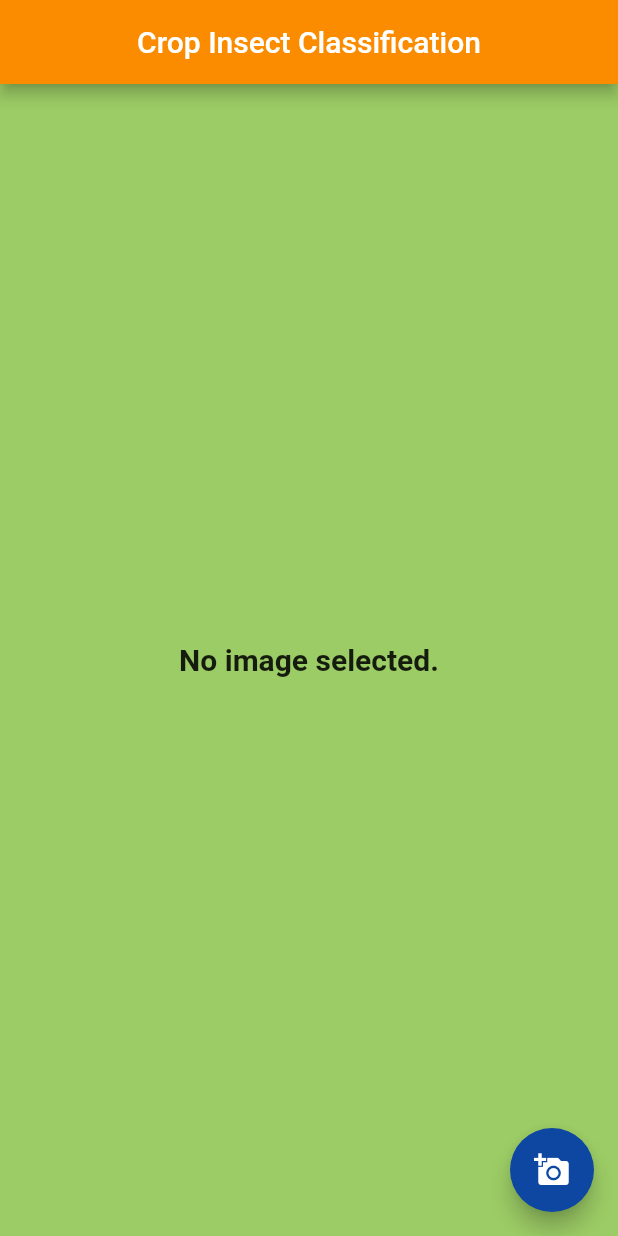
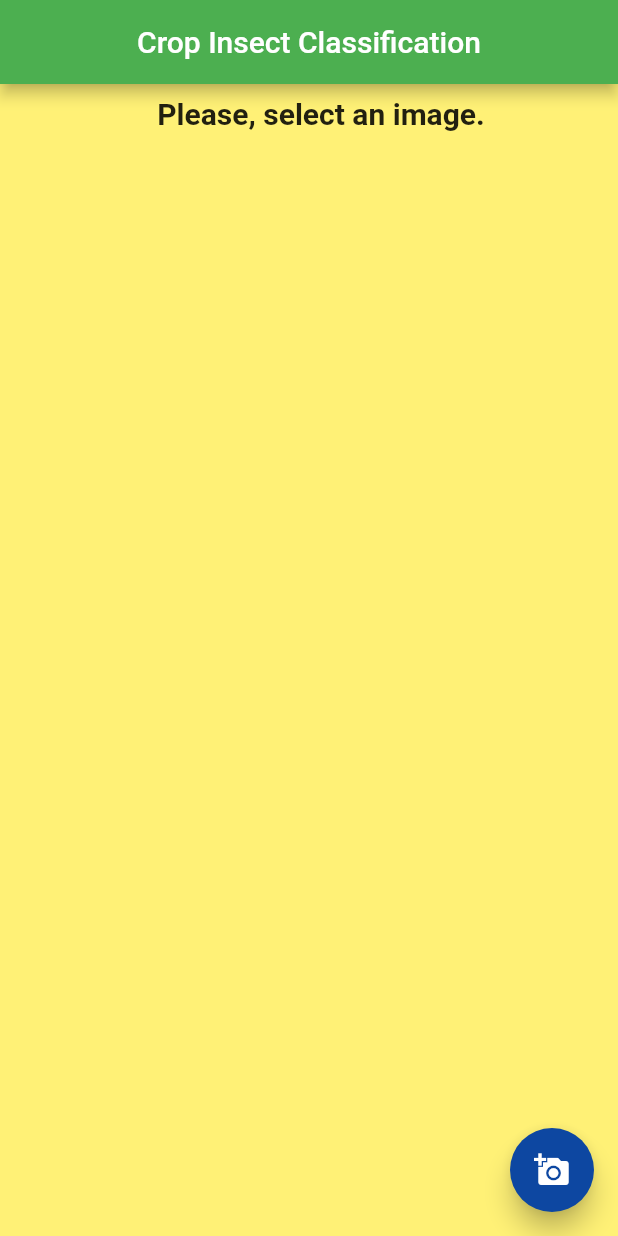
Before and after one commit to patel-himanshu/crop-insect-classification, a Flutter app: the screen it shows after launch, on a phone screen of 412 x 824 dp. Run offline on Flutter 3.47's test engine with Material 2 defaults, Android fonts, the light colour scheme and no system bars; our stand-ins replace image_picker; missing offline and left inert: tflite.

Commit message:
Preparing content to be placed in Stack widget

```diff
--- a/crop_insect/lib/main.dart
+++ b/crop_insect/lib/main.dart
@@ -32,18 +32,45 @@ class MainPage extends StatefulWidget {
 }
 
 class _MainPageState extends State<MainPage> {
-  // 'await' can only be used in a function body with either 'async' or 'async*' function
+  File _image;
+  List _recognitions;
+  // String _model = 'GoogLeNet';
+  // double _imageHeight;
+  // double _imageWidth;
+  bool _busy = false;
 
-  // Method 1
-  loadModel() async {
-    String googlenet = await Tflite.loadModel(
+  Future getImage() async {
+    var image = await ImagePicker.pickImage(source: ImageSource.camera);
+    if (image == null) return;
+    setState(() {
+      _image = image;
+      _busy = true;
+    });
+//    predictImage(image);
+  }
+
+  Future loadModel(File image) async {
+    Tflite.close();
+    String res = await Tflite.loadModel(
       model: 'googlenet.tflite',
       labels: 'labels.txt',
-      numThreads: 1,
+      numThreads: 1, // Default value
     );
+
+    List recognitions = await Tflite.runModelOnImage(
+      path: image.path,
+      numResults: 6,
+      threshold: 0.05,
+      imageMean: 127.5,
+      imageStd: 127.5,
+    );
+//    print(recognitions);
+
+    setState(() {
+      _recognitions = recognitions;
+    });
   }
 
-  // Method 2
   // static Future<String> loadModel() async {
   //   return Tflite.loadModel(
   //     model: "googlenet.tflite",
@@ -69,50 +96,71 @@ class _MainPageState extends State<MainPage> {
   //    //Do something with the results
   // }});
 
-  String _model = 'GoogLeNet';
-  File _image;
-  List _recognitions;
-  double _imageHeight;
-  double _imageWidth;
-  bool _busy = false;
-
-  Future getImage() async {
-    var image = await ImagePicker.pickImage(source: ImageSource.camera);
-    if (image == null) return;
-    setState(() {
-      _image = image;
-      _busy = true;
-    });
-//    predictImage(image);
-  }
-
   @override
   Widget build(BuildContext context) {
+    Size size = MediaQuery.of(context).size;
+    List<Widget> stackChildren = [];
+
+    if (_recognitions != null) {
+      stackChildren.add(Positioned(
+        top: 0.0,
+        left: 0.0,
+        width: size.width,
+        child: _image == null
+            ? Text('No image selected.')
+            : Container(
+                decoration: BoxDecoration(
+                    image: DecorationImage(
+                        alignment: Alignment.topCenter,
+                        image: MemoryImage(_recognitions),
+                        fit: BoxFit.fill)),
+                child: Opacity(opacity: 0.3, child: Image.file(_image))),
+      ));
+    } else {
+      stackChildren.add(Positioned(
+        top: 0.0,
+        left: 0.0,
+        width: size.width,
+        child: _image == null
+            ? Center(
+                child: Text('Please, select an image.',
+                    style: TextStyle(
+                      fontSize: 20.0,
+                      fontWeight: FontWeight.bold,
+                    )),
+              )
+            : Center(child: Image.file(_image)),
+      ));
+    }
+
+    if (_busy) {
+      stackChildren.add(const Opacity(
+        child: ModalBarrier(dismissible: false, color: Colors.grey),
+        opacity: 0.3,
+      ));
+      stackChildren.add(const Center(child: CircularProgressIndicator()));
+    }
+
+
     return MaterialApp(
+      debugShowCheckedModeBanner: false,
       theme: ThemeData(
         brightness:
             Brightness.light, // Normal Theme (.dark turns app into Dark Mode)
       ),
-      // debugShowCheckedModeBanner: false,
       home: Scaffold(
         appBar: AppBar(
           title: Center(
             child: Text('Crop Insect Classification'),
           ),
-          backgroundColor: Colors.orange[600],
+          backgroundColor: Colors.green, //deepPurple,
         ),
-        backgroundColor: Colors.lightGreen[400],
-        body: SafeArea( // Can be removed
-          child: Padding( // Can be removed
-            padding: EdgeInsets.all(15.0), // Can be removed
-            child: Center(
-              child: _image == null
-                  ? Text('No image selected.',
-                      style: TextStyle(
-                        fontSize: 20.0,
-                        fontWeight: FontWeight.bold,
-                      ))
-                  : Image.file(_image),
+        backgroundColor: Colors.yellow[300], //Colors.lightGreen[300],
+        body: SafeArea(
+          child: Padding(
+            padding: const EdgeInsets.all(8.0),
+            child: Stack(
+              children: stackChildren,
             ),
           ),
         ),
@@ -122,31 +170,10 @@ class _MainPageState extends State<MainPage> {
           child: Icon(Icons.add_a_photo),
           foregroundColor: Colors.white,
           backgroundColor: Colors.blue[900],
+          elevation: 7.0,
         ),
-
-        // body: SafeArea(
-        //   child: Padding(
-        //     padding: EdgeInsets.all(15.0),
-        //     child: Column(
-        //       children: <Widget>[
-        //         Center(
-        //           child: _image == null
-        //               ? Text('No Image Selected',
-        //                   style: TextStyle(
-        //                     fontSize: 20.0,
-        //                     fontWeight: FontWeight.bold,
-        //                   ))
-        //               : Image.file(_image),
-        //         ),
-        //         // floatingActionButton: FloatingActionButton(
-        //         //   onPressed: getImage(),
-        //         //   tooltip: 'Pick Image',
-        //         //   child: Icon(Icons.add_a_photo),
-        //         // ),
-        //       ],
-        //     ),
-        //   ),
-        // ),
+        floatingActionButtonLocation:
+            FloatingActionButtonLocation.endFloat, // Default value
       ),
     );
   }
```
